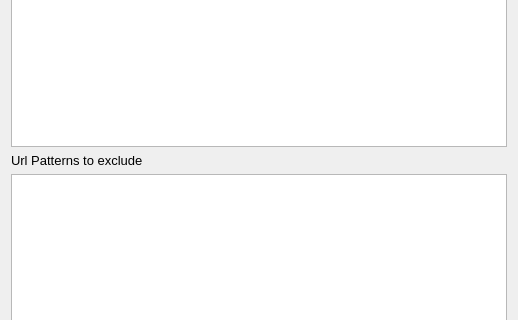
This is src/forms/dialogwebcrawler.ui in socnetv/app as Qt 5 draws it before an edit; both pictures show x 0 to 518 and y 279 to 599 of the 518 by 724 pixel window. The edited form follows.
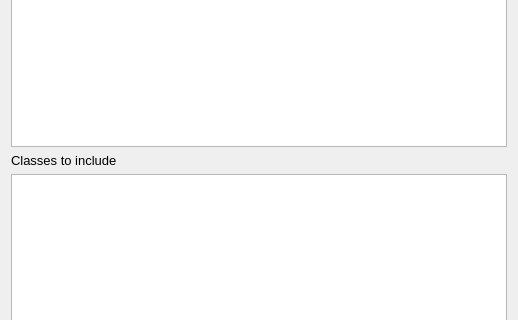
This is the edited form.

Commit message: work on #51 - added input field validation logic in web crawler dialog

```diff
--- a/src/forms/dialogwebcrawler.ui
+++ b/src/forms/dialogwebcrawler.ui
@@ -231,7 +231,7 @@
      <item>
       <widget class="QLabel" name="label_6">
        <property name="text">
-        <string>Url Patterns to exclude</string>
+        <string>Classes to include</string>
        </property>
       </widget>
      </item>
```
Left out of the diff: 2 changed lines with no effect on the pictures. The commit also changes 3 other files.
